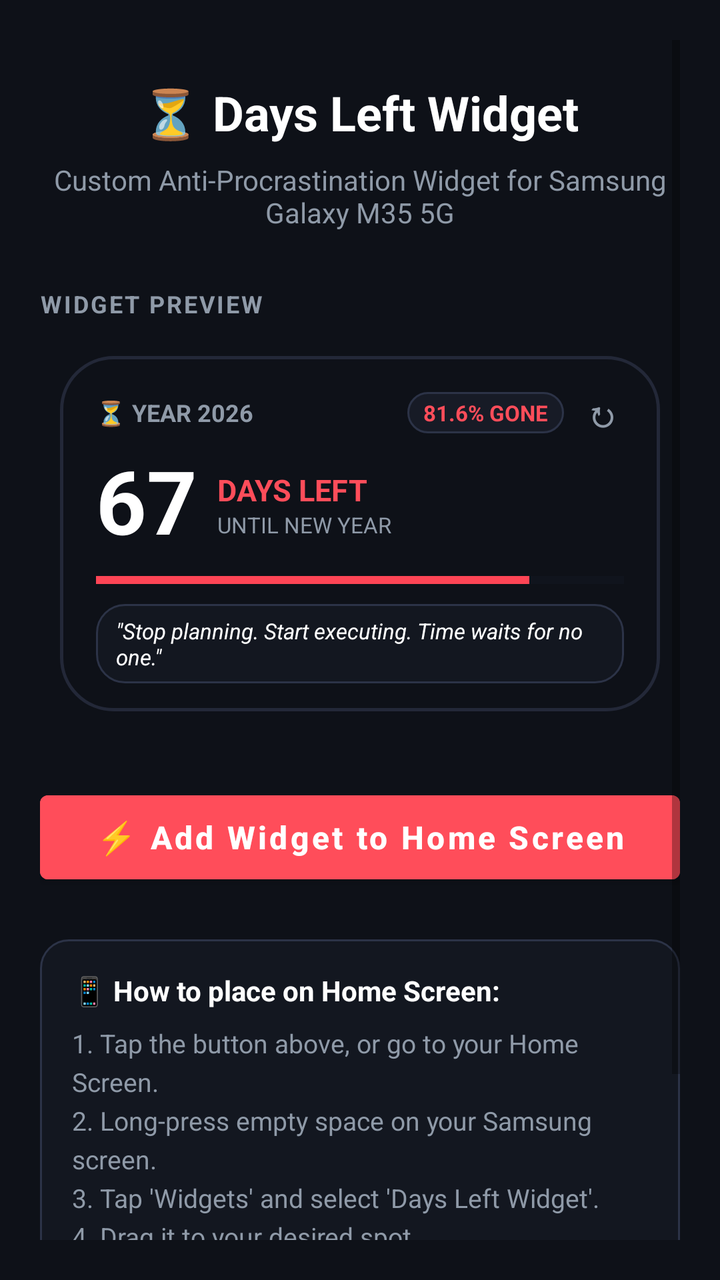
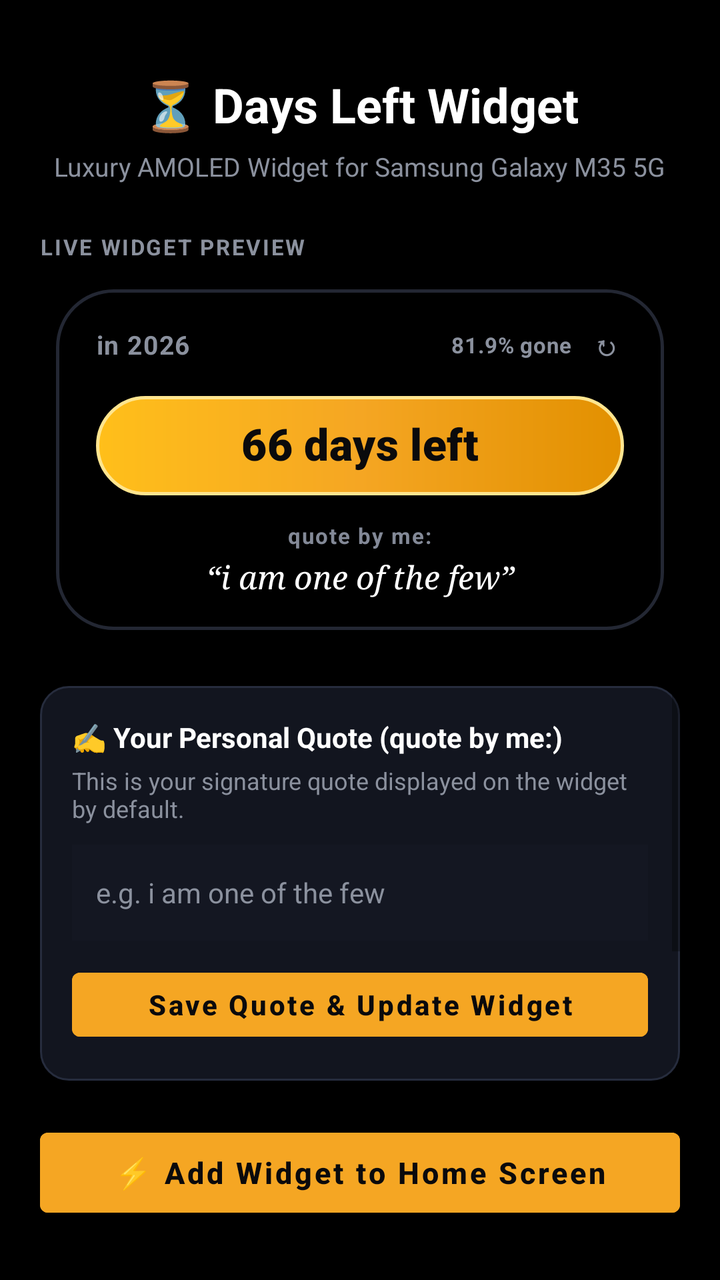

Compare the two renders of this Android layout. The source of the first and the diff that turns it into the second are given below.
<!-- AndroidManifest.xml: application theme Theme.DaysLeftWidget -->
<!-- res/layout/activity_main.xml -->
<?xml version="1.0" encoding="utf-8"?>
<ScrollView xmlns:android="http://schemas.android.com/apk/res/android"
    android:layout_width="match_parent"
    android:layout_height="match_parent"
    android:background="@color/widget_card_background"
    android:padding="20dp">

    <LinearLayout
        android:layout_width="match_parent"
        android:layout_height="wrap_content"
        android:gravity="center_horizontal"
        android:orientation="vertical">

        
        <TextView
            android:layout_width="wrap_content"
            android:layout_height="wrap_content"
            android:layout_marginTop="20dp"
            android:text="⏳ Days Left Widget"
            android:textColor="@color/text_title"
            android:textSize="24sp"
            android:textStyle="bold" />

        <TextView
            android:layout_width="wrap_content"
            android:layout_height="wrap_content"
            android:layout_marginTop="8dp"
            android:gravity="center"
            android:text="Custom Anti-Procrastination Widget for Samsung Galaxy M35 5G"
            android:textColor="@color/text_muted"
            android:textSize="14sp" />

        
        <TextView
            android:layout_width="match_parent"
            android:layout_height="wrap_content"
            android:layout_marginTop="28dp"
            android:text="WIDGET PREVIEW"
            android:textColor="@color/text_muted"
            android:textSize="12sp"
            android:textStyle="bold"
            android:letterSpacing="0.08" />

        <include
            android:id="@+id/preview_widget"
            layout="@layout/widget_days_left"
            android:layout_width="match_parent"
            android:layout_height="wrap_content"
            android:layout_marginTop="10dp" />

        
        <Button
            android:id="@+id/btn_pin_widget"
            android:layout_width="match_parent"
            android:layout_height="54dp"
            android:layout_marginTop="28dp"
            android:backgroundTint="@color/accent_color"
            android:text="⚡ Add Widget to Home Screen"
            android:textAllCaps="false"
            android:textColor="@color/white"
            android:textSize="16sp"
            android:textStyle="bold" />

        
        <LinearLayout
            android:layout_width="match_parent"
            android:layout_height="wrap_content"
            android:layout_marginTop="24dp"
            android:background="@drawable/quote_bg"
            android:orientation="vertical"
            android:padding="16dp">

            <TextView
                android:layout_width="wrap_content"
                android:layout_height="wrap_content"
                android:text="📱 How to place on Home Screen:"
                android:textColor="@color/text_title"
                android:textSize="14sp"
                android:textStyle="bold" />

            <TextView
                android:layout_width="wrap_content"
                android:layout_height="wrap_content"
                android:layout_marginTop="8dp"
                android:lineSpacingExtra="4dp"
                android:text="1. Tap the button above, or go to your Home Screen.\n2. Long-press empty space on your Samsung screen.\n3. Tap 'Widgets' and select 'Days Left Widget'.\n4. Drag it to your desired spot.\n5. Adjust width so it spans across your screen."
                android:textColor="@color/text_muted"
                android:textSize="13sp" />
        </LinearLayout>

        
        <TextView
            android:layout_width="wrap_content"
            android:layout_height="wrap_content"
            android:layout_marginTop="20dp"
            android:layout_marginBottom="30dp"
            android:text="💡 Tip: Tapping the widget on your home screen rotates reality-check quotes!"
            android:textColor="@color/text_accent_gold"
            android:textSize="12sp" />

    </LinearLayout>
</ScrollView>
<!-- res/layout/widget_days_left.xml (included above) -->
<?xml version="1.0" encoding="utf-8"?>
<FrameLayout xmlns:android="http://schemas.android.com/apk/res/android"
    android:id="@+id/widget_root"
    android:layout_width="match_parent"
    android:layout_height="match_parent"
    android:paddingStart="10dp"
    android:paddingEnd="10dp"
    android:paddingTop="8dp"
    android:paddingBottom="8dp">

    
    <LinearLayout
        android:id="@+id/widget_card"
        android:layout_width="match_parent"
        android:layout_height="match_parent"
        android:background="@drawable/widget_card_bg"
        android:orientation="vertical"
        android:paddingStart="18dp"
        android:paddingEnd="18dp"
        android:paddingTop="14dp"
        android:paddingBottom="14dp">

        
        <RelativeLayout
            android:layout_width="match_parent"
            android:layout_height="wrap_content">

            <TextView
                android:id="@+id/tv_year_label"
                android:layout_width="wrap_content"
                android:layout_height="wrap_content"
                android:layout_alignParentStart="true"
                android:layout_centerVertical="true"
                android:text="⏳ YEAR 2026"
                android:textColor="@color/text_muted"
                android:textSize="12sp"
                android:textStyle="bold" />

            <LinearLayout
                android:layout_width="wrap_content"
                android:layout_height="wrap_content"
                android:layout_alignParentEnd="true"
                android:layout_centerVertical="true"
                android:gravity="center_vertical"
                android:orientation="horizontal">

                
                <TextView
                    android:id="@+id/tv_percent_badge"
                    android:layout_width="wrap_content"
                    android:layout_height="wrap_content"
                    android:background="@drawable/pill_badge_bg"
                    android:paddingStart="8dp"
                    android:paddingEnd="8dp"
                    android:paddingTop="3dp"
                    android:paddingBottom="3dp"
                    android:text="81.6% GONE"
                    android:textColor="@color/text_accent_alert"
                    android:textSize="11sp"
                    android:textStyle="bold" />

                
                <TextView
                    android:id="@+id/btn_refresh"
                    android:layout_width="wrap_content"
                    android:layout_height="wrap_content"
                    android:layout_marginStart="8dp"
                    android:padding="2dp"
                    android:text="↻"
                    android:textColor="@color/text_muted"
                    android:textSize="18sp"
                    android:textStyle="bold" />
            </LinearLayout>
        </RelativeLayout>

        
        <LinearLayout
            android:layout_width="match_parent"
            android:layout_height="wrap_content"
            android:layout_marginTop="6dp"
            android:gravity="center_vertical"
            android:orientation="horizontal">

            <TextView
                android:id="@+id/tv_days_number"
                android:layout_width="wrap_content"
                android:layout_height="wrap_content"
                android:text="67"
                android:textColor="@color/text_title"
                android:textSize="44sp"
                android:textStyle="bold"
                android:includeFontPadding="false" />

            <LinearLayout
                android:layout_width="wrap_content"
                android:layout_height="wrap_content"
                android:layout_marginStart="10dp"
                android:orientation="vertical">

                <TextView
                    android:layout_width="wrap_content"
                    android:layout_height="wrap_content"
                    android:text="DAYS LEFT"
                    android:textColor="@color/text_accent_alert"
                    android:textSize="15sp"
                    android:textStyle="bold" />

                <TextView
                    android:id="@+id/tv_days_subtext"
                    android:layout_width="wrap_content"
                    android:layout_height="wrap_content"
                    android:text="UNTIL NEW YEAR"
                    android:textColor="@color/text_muted"
                    android:textSize="11sp" />
            </LinearLayout>
        </LinearLayout>

        
        <ProgressBar
            android:id="@+id/progress_year"
            style="@android:style/Widget.Material.ProgressBar.Horizontal"
            android:layout_width="match_parent"
            android:layout_height="8dp"
            android:layout_marginTop="8dp"
            android:layout_marginBottom="8dp"
            android:progressTint="@color/progress_track_fill"
            android:progressBackgroundTint="@color/progress_track_bg"
            android:max="100"
            android:progress="82" />

        
        <LinearLayout
            android:id="@+id/quote_container"
            android:layout_width="match_parent"
            android:layout_height="wrap_content"
            android:background="@drawable/quote_bg"
            android:paddingStart="10dp"
            android:paddingEnd="10dp"
            android:paddingTop="6dp"
            android:paddingBottom="6dp">

            <TextView
                android:id="@+id/tv_quote_text"
                android:layout_width="match_parent"
                android:layout_height="wrap_content"
                android:ellipsize="end"
                android:maxLines="2"
                android:text="&quot;Stop planning. Start executing. Time waits for no one.&quot;"
                android:textColor="@color/text_title"
                android:textSize="11sp"
                android:textStyle="italic" />
        </LinearLayout>

    </LinearLayout>
</FrameLayout>
<!-- resources referenced by this layout -->
<resources>
  <color name="accent_color">#FF4D5A</color>
  <color name="progress_track_bg">#1A1E2B</color>
  <color name="progress_track_fill">#FF4555</color>
  <color name="text_accent_alert">#FF4D5A</color>
  <color name="text_accent_gold">#FFB74D</color>
  <color name="text_muted">#8F9AA8</color>
  <color name="text_title">#FFFFFF</color>
  <color name="white">#FFFFFFFF</color>
  <color name="widget_card_background">#0E1118</color>
  <!-- drawable pill_badge_bg (drawable) -->
  <?xml version="1.0" encoding="utf-8"?>
  <shape xmlns:android="http://schemas.android.com/apk/res/android"
      android:shape="rectangle">
      <solid android:color="@color/badge_background" />
      <corners android:radius="12dp" />
      <stroke
          android:width="1dp"
          android:color="@color/badge_border" />
  </shape>
  <!-- drawable quote_bg (drawable) -->
  <?xml version="1.0" encoding="utf-8"?>
  <shape xmlns:android="http://schemas.android.com/apk/res/android"
      android:shape="rectangle">
      <solid android:color="@color/quote_bg" />
      <corners android:radius="14dp" />
      <stroke
          android:width="1dp"
          android:color="@color/badge_border" />
  </shape>
  <!-- drawable widget_card_bg (drawable) -->
  <?xml version="1.0" encoding="utf-8"?>
  <shape xmlns:android="http://schemas.android.com/apk/res/android"
      android:shape="rectangle">
      <solid android:color="@color/widget_card_background" />
      <corners android:radius="26dp" />
      <stroke
          android:width="1.5dp"
          android:color="@color/widget_card_border" />
  </shape>
  <style name="Theme.DaysLeftWidget" parent="Theme.MaterialComponents.DayNight.NoActionBar">
          <item name="colorPrimary">@color/primary_dark</item>
          <item name="colorSecondary">@color/accent_color</item>
          <item name="android:statusBarColor">@color/primary_dark</item>
          <item name="android:windowBackground">@color/primary_dark</item>
      </style>
  <color name="badge_background">#171B26</color>
  <color name="badge_border">#2C3347</color>
  <color name="quote_bg">#131720</color>
  <color name="widget_card_border">#232838</color>
  <color name="primary_dark">#0E1118</color>
</resources>

<!-- the commit's change to res/layout/activity_main.xml (unified diff, before → after) -->
@@ -15,7 +15,7 @@
         <TextView
             android:layout_width="wrap_content"
             android:layout_height="wrap_content"
-            android:layout_marginTop="20dp"
+            android:layout_marginTop="16dp"
             android:text="⏳ Days Left Widget"
             android:textColor="@color/text_title"
             android:textSize="24sp"
@@ -24,20 +24,20 @@
         <TextView
             android:layout_width="wrap_content"
             android:layout_height="wrap_content"
-            android:layout_marginTop="8dp"
+            android:layout_marginTop="6dp"
             android:gravity="center"
-            android:text="Custom Anti-Procrastination Widget for Samsung Galaxy M35 5G"
+            android:text="Luxury AMOLED Widget for Samsung Galaxy M35 5G"
             android:textColor="@color/text_muted"
-            android:textSize="14sp" />
-
-        
-        <TextView
-            android:layout_width="match_parent"
-            android:layout_height="wrap_content"
-            android:layout_marginTop="28dp"
-            android:text="WIDGET PREVIEW"
+            android:textSize="13sp" />
+
+        
+        <TextView
+            android:layout_width="match_parent"
+            android:layout_height="wrap_content"
+            android:layout_marginTop="24dp"
+            android:text="LIVE WIDGET PREVIEW"
             android:textColor="@color/text_muted"
-            android:textSize="12sp"
+            android:textSize="11sp"
             android:textStyle="bold"
             android:letterSpacing="0.08" />
 
@@ -46,26 +46,77 @@
             layout="@layout/widget_days_left"
             android:layout_width="match_parent"
             android:layout_height="wrap_content"
-            android:layout_marginTop="10dp" />
+            android:layout_marginTop="8dp" />
+
+        
+        <LinearLayout
+            android:layout_width="match_parent"
+            android:layout_height="wrap_content"
+            android:layout_marginTop="22dp"
+            android:background="@drawable/quote_bg"
+            android:orientation="vertical"
+            android:padding="16dp">
+
+            <TextView
+                android:layout_width="wrap_content"
+                android:layout_height="wrap_content"
+                android:text="✍️ Your Personal Quote (quote by me:)"
+                android:textColor="@color/text_title"
+                android:textSize="14sp"
+                android:textStyle="bold" />
+
+            <TextView
+                android:layout_width="wrap_content"
+                android:layout_height="wrap_content"
+                android:layout_marginTop="4dp"
+                android:text="This is your signature quote displayed on the widget by default."
+                android:textColor="@color/text_muted"
+                android:textSize="12sp" />
+
+            <EditText
+                android:id="@+id/et_custom_quote"
+                android:layout_width="match_parent"
+                android:layout_height="48dp"
+                android:layout_marginTop="10dp"
+                android:background="@color/input_bg"
+                android:hint="e.g. i am one of the few"
+                android:paddingStart="12dp"
+                android:paddingEnd="12dp"
+                android:textColor="@color/white"
+                android:textColorHint="@color/text_muted"
+                android:textSize="14sp" />
+
+            <Button
+                android:id="@+id/btn_save_quote"
+                android:layout_width="match_parent"
+                android:layout_height="44dp"
+                android:layout_marginTop="10dp"
+                android:backgroundTint="@color/accent_color"
+                android:text="Save Quote &amp; Update Widget"
+                android:textAllCaps="false"
+                android:textColor="@color/pill_text_dark"
+                android:textSize="14sp"
+                android:textStyle="bold" />
+        </LinearLayout>
 
         
         <Button
             android:id="@+id/btn_pin_widget"
             android:layout_width="match_parent"
-            android:layout_height="54dp"
-            android:layout_marginTop="28dp"
+            android:layout_height="52dp"
+            android:layout_marginTop="20dp"
             android:backgroundTint="@color/accent_color"
             android:text="⚡ Add Widget to Home Screen"
             android:textAllCaps="false"
-            android:textColor="@color/white"
-            android:textSize="16sp"
+            android:textColor="@color/pill_text_dark"
+            android:textSize="15sp"
             android:textStyle="bold" />
 
         
         <LinearLayout
             android:layout_width="match_parent"
             android:layout_height="wrap_content"
-            android:layout_marginTop="24dp"
+            android:layout_marginTop="20dp"
             android:background="@drawable/quote_bg"
             android:orientation="vertical"
             android:padding="16dp">
@@ -73,28 +124,28 @@
             <TextView
                 android:layout_width="wrap_content"
                 android:layout_height="wrap_content"
-                android:text="📱 How to place on Home Screen:"
+                android:text="📱 How to place on Samsung Home Screen:"
                 android:textColor="@color/text_title"
-                android:textSize="14sp"
+                android:textSize="13sp"
                 android:textStyle="bold" />
 
             <TextView
                 android:layout_width="wrap_content"
                 android:layout_height="wrap_content"
-                android:layout_marginTop="8dp"
-                android:lineSpacingExtra="4dp"
-                android:text="1. Tap the button above, or go to your Home Screen.\n2. Long-press empty space on your Samsung screen.\n3. Tap 'Widgets' and select 'Days Left Widget'.\n4. Drag it to your desired spot.\n5. Adjust width so it spans across your screen."
+                android:layout_marginTop="6dp"
+                android:lineSpacingExtra="3dp"
+                android:text="1. Tap the button above, or go to Home Screen.\n2. Long-press empty space on screen.\n3. Tap 'Widgets' &gt; 'Days Left Widget'.\n4. Drag it to your home screen.\n5. Resize width to span nicely across screen."
                 android:textColor="@color/text_muted"
-                android:textSize="13sp" />
+                android:textSize="12sp" />
         </LinearLayout>
 
         
         <TextView
             android:layout_width="wrap_content"
             android:layout_height="wrap_content"
-            android:layout_marginTop="20dp"
-            android:layout_marginBottom="30dp"
-            android:text="💡 Tip: Tapping the widget on your home screen rotates reality-check quotes!"
+            android:layout_marginTop="16dp"
+            android:layout_marginBottom="24dp"
+            android:text="💡 Tip: Tap the widget on your home screen anytime to rotate quotes!"
             android:textColor="@color/text_accent_gold"
             android:textSize="12sp" />
 
@@ -106,10 +157,10 @@
     android:id="@+id/widget_root"
     android:layout_width="match_parent"
     android:layout_height="match_parent"
-    android:paddingStart="10dp"
-    android:paddingEnd="10dp"
-    android:paddingTop="8dp"
-    android:paddingBottom="8dp">
+    android:paddingStart="8dp"
+    android:paddingEnd="8dp"
+    android:paddingTop="6dp"
+    android:paddingBottom="6dp">
 
     
     <LinearLayout
@@ -118,10 +169,10 @@
         android:layout_height="match_parent"
         android:background="@drawable/widget_card_bg"
         android:orientation="vertical"
-        android:paddingStart="18dp"
-        android:paddingEnd="18dp"
-        android:paddingTop="14dp"
-        android:paddingBottom="14dp">
+        android:paddingStart="20dp"
+        android:paddingEnd="20dp"
+        android:paddingTop="16dp"
+        android:paddingBottom="16dp">
 
         
         <RelativeLayout
@@ -134,10 +185,11 @@
                 android:layout_height="wrap_content"
                 android:layout_alignParentStart="true"
                 android:layout_centerVertical="true"
-                android:text="⏳ YEAR 2026"
-                android:textColor="@color/text_muted"
-                android:textSize="12sp"
-                android:textStyle="bold" />
+                android:text="in 2026"
+                android:textColor="@color/text_header_muted"
+                android:textSize="13sp"
+                android:textStyle="bold"
+                android:letterSpacing="0.04" />
 
             <LinearLayout
                 android:layout_width="wrap_content"
@@ -147,22 +199,16 @@
                 android:gravity="center_vertical"
                 android:orientation="horizontal">
 
-                
                 <TextView
                     android:id="@+id/tv_percent_badge"
                     android:layout_width="wrap_content"
                     android:layout_height="wrap_content"
-                    android:background="@drawable/pill_badge_bg"
-                    android:paddingStart="8dp"
-                    android:paddingEnd="8dp"
-                    android:paddingTop="3dp"
-                    android:paddingBottom="3dp"
-                    android:text="81.6% GONE"
-                    android:textColor="@color/text_accent_alert"
+                    android:text="81.9% gone"
+                    android:textColor="@color/text_header_muted"
                     android:textSize="11sp"
-                    android:textStyle="bold" />
-
-                
+                    android:textStyle="bold"
+                    android:letterSpacing="0.02" />
+
                 <TextView
                     android:id="@+id/btn_refresh"
                     android:layout_width="wrap_content"
@@ -170,8 +216,8 @@
                     android:layout_marginStart="8dp"
                     android:padding="2dp"
                     android:text="↻"
-                    android:textColor="@color/text_muted"
-                    android:textSize="18sp"
+                    android:textColor="@color/text_header_muted"
+                    android:textSize="14sp"
                     android:textStyle="bold" />
             </LinearLayout>
         </RelativeLayout>
@@ -180,78 +226,62 @@
         <LinearLayout
             android:layout_width="match_parent"
             android:layout_height="wrap_content"
-            android:layout_marginTop="6dp"
-            android:gravity="center_vertical"
-            android:orientation="horizontal">
-
-            <TextView
-                android:id="@+id/tv_days_number"
-                android:layout_width="wrap_content"
-                android:layout_height="wrap_content"
-                android:text="67"
-                android:textColor="@color/text_title"
-                android:textSize="44sp"
+            android:layout_marginTop="14dp"
+            android:layout_marginBottom="14dp"
+            android:gravity="center">
+
+            <TextView
+                android:id="@+id/tv_pill_days"
+                android:layout_width="match_parent"
+                android:layout_height="wrap_content"
+                android:background="@drawable/pill_gold_bg"
+                android:gravity="center"
+                android:paddingTop="12dp"
+                android:paddingBottom="12dp"
+                android:paddingStart="18dp"
+                android:paddingEnd="18dp"
+                android:text="66 days left"
+                android:textColor="@color/pill_text_dark"
+                android:textSize="22sp"
                 android:textStyle="bold"
+                android:fontFamily="sans-serif-black"
+                android:includeFontPadding="false"
+                android:letterSpacing="0.01" />
+        </LinearLayout>
+
+        
+        <LinearLayout
+            android:id="@+id/quote_container"
+            android:layout_width="match_parent"
+            android:layout_height="wrap_content"
+            android:gravity="center"
+            android:orientation="vertical">
+
+            <TextView
+                android:id="@+id/tv_quote_label"
+                android:layout_width="wrap_content"
+                android:layout_height="wrap_content"
+                android:text="quote by me:"
+                android:textColor="@color/quote_label_color"
+                android:textSize="11sp"
+                android:textStyle="bold"
+                android:letterSpacing="0.06"
                 android:includeFontPadding="false" />
 
-            <LinearLayout
-                android:layout_width="wrap_content"
-                android:layout_height="wrap_content"
-                android:layout_marginStart="10dp"
-                android:orientation="vertical">
-
-                <TextView
-                    android:layout_width="wrap_content"
-                    android:layout_height="wrap_content"
-                    android:text="DAYS LEFT"
-                    android:textColor="@color/text_accent_alert"
-                    android:textSize="15sp"
-                    android:textStyle="bold" />
-
-                <TextView
-                    android:id="@+id/tv_days_subtext"
-                    android:layout_width="wrap_content"
-                    android:layout_height="wrap_content"
-                    android:text="UNTIL NEW YEAR"
-                    android:textColor="@color/text_muted"
-                    android:textSize="11sp" />
-            </LinearLayout>
-        </LinearLayout>
-
-        
-        <ProgressBar
-            android:id="@+id/progress_year"
-            style="@android:style/Widget.Material.ProgressBar.Horizontal"
-            android:layout_width="match_parent"
-            android:layout_height="8dp"
-            android:layout_marginTop="8dp"
-            android:layout_marginBottom="8dp"
-            android:progressTint="@color/progress_track_fill"
-            android:progressBackgroundTint="@color/progress_track_bg"
-            android:max="100"
-            android:progress="82" />
-
-        
-        <LinearLayout
-            android:id="@+id/quote_container"
-            android:layout_width="match_parent"
-            android:layout_height="wrap_content"
-            android:background="@drawable/quote_bg"
-            android:paddingStart="10dp"
-            android:paddingEnd="10dp"
-            android:paddingTop="6dp"
-            android:paddingBottom="6dp">
-
             <TextView
                 android:id="@+id/tv_quote_text"
                 android:layout_width="match_parent"
                 android:layout_height="wrap_content"
+                android:layout_marginTop="3dp"
+                android:gravity="center"
+                android:text="“i am one of the few”"
+                android:textColor="@color/quote_text_color"
+                android:textSize="16sp"
+                android:textStyle="italic"
+                android:fontFamily="serif"
+                android:maxLines="2"
                 android:ellipsize="end"
-                android:maxLines="2"
-                android:text="&quot;Stop planning. Start executing. Time waits for no one.&quot;"
-                android:textColor="@color/text_title"
-                android:textSize="11sp"
-                android:textStyle="italic" />
+                android:lineSpacingExtra="2dp" />
         </LinearLayout>
 
     </LinearLayout>
<!-- resource entries referenced after the edit -->
@@ -1,23 +1,30 @@
 <!-- resources referenced by this layout -->
 <resources>
-  <color name="accent_color">#FF4D5A</color>
-  <color name="progress_track_bg">#1A1E2B</color>
-  <color name="progress_track_fill">#FF4555</color>
-  <color name="text_accent_alert">#FF4D5A</color>
-  <color name="text_accent_gold">#FFB74D</color>
-  <color name="text_muted">#8F9AA8</color>
+  <color name="accent_color">#F5A623</color>
+  <color name="input_bg">#141722</color>
+  <color name="pill_text_dark">#0A0A0C</color>
+  <color name="quote_label_color">#838997</color>
+  <color name="quote_text_color">#FFFFFF</color>
+  <color name="text_accent_gold">#F5A623</color>
+  <color name="text_header_muted">#8B919E</color>
+  <color name="text_muted">#8B919E</color>
   <color name="text_title">#FFFFFF</color>
   <color name="white">#FFFFFFFF</color>
-  <color name="widget_card_background">#0E1118</color>
-  <!-- drawable pill_badge_bg (drawable) -->
+  <color name="widget_card_background">#000000</color>
+  <!-- drawable pill_gold_bg (drawable) -->
   <?xml version="1.0" encoding="utf-8"?>
   <shape xmlns:android="http://schemas.android.com/apk/res/android"
       android:shape="rectangle">
-      <solid android:color="@color/badge_background" />
-      <corners android:radius="12dp" />
+      <gradient
+          android:angle="0"
+          android:startColor="@color/gold_gradient_start"
+          android:centerColor="@color/gold_gradient_center"
+          android:endColor="@color/gold_gradient_end"
+          android:type="linear" />
+      <corners android:radius="32dp" />
       <stroke
-          android:width="1dp"
-          android:color="@color/badge_border" />
+          android:width="1.5dp"
+          android:color="@color/gold_rim_light" />
   </shape>
   <!-- drawable quote_bg (drawable) -->
   <?xml version="1.0" encoding="utf-8"?>
@@ -34,7 +41,7 @@
   <shape xmlns:android="http://schemas.android.com/apk/res/android"
       android:shape="rectangle">
       <solid android:color="@color/widget_card_background" />
-      <corners android:radius="26dp" />
+      <corners android:radius="28dp" />
       <stroke
           android:width="1.5dp"
           android:color="@color/widget_card_border" />
@@ -45,10 +52,13 @@
           <item name="android:statusBarColor">@color/primary_dark</item>
           <item name="android:windowBackground">@color/primary_dark</item>
       </style>
-  <color name="badge_background">#171B26</color>
-  <color name="badge_border">#2C3347</color>
-  <color name="quote_bg">#131720</color>
-  <color name="widget_card_border">#232838</color>
-  <color name="primary_dark">#0E1118</color>
+  <color name="gold_gradient_start">#FFBF1A</color>
+  <color name="gold_gradient_center">#F5A623</color>
+  <color name="gold_gradient_end">#E29000</color>
+  <color name="gold_rim_light">#FFE58F</color>
+  <color name="badge_border">#262C3D</color>
+  <color name="quote_bg">#12151F</color>
+  <color name="widget_card_border">#232733</color>
+  <color name="primary_dark">#000000</color>
 </resources>
 
